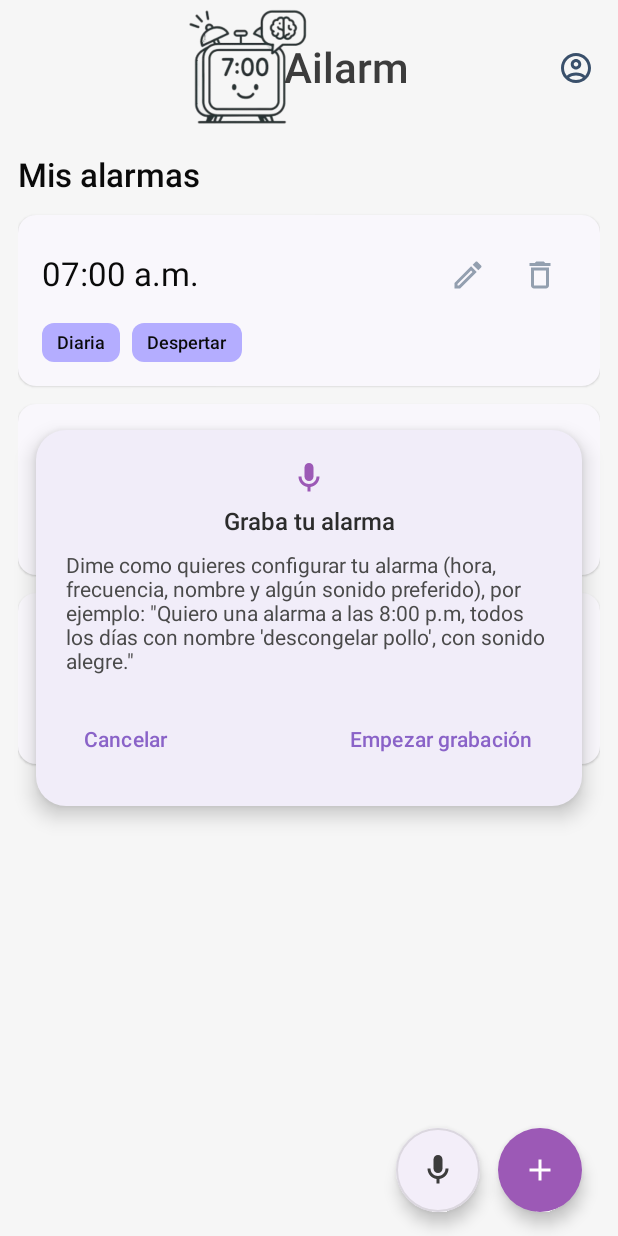
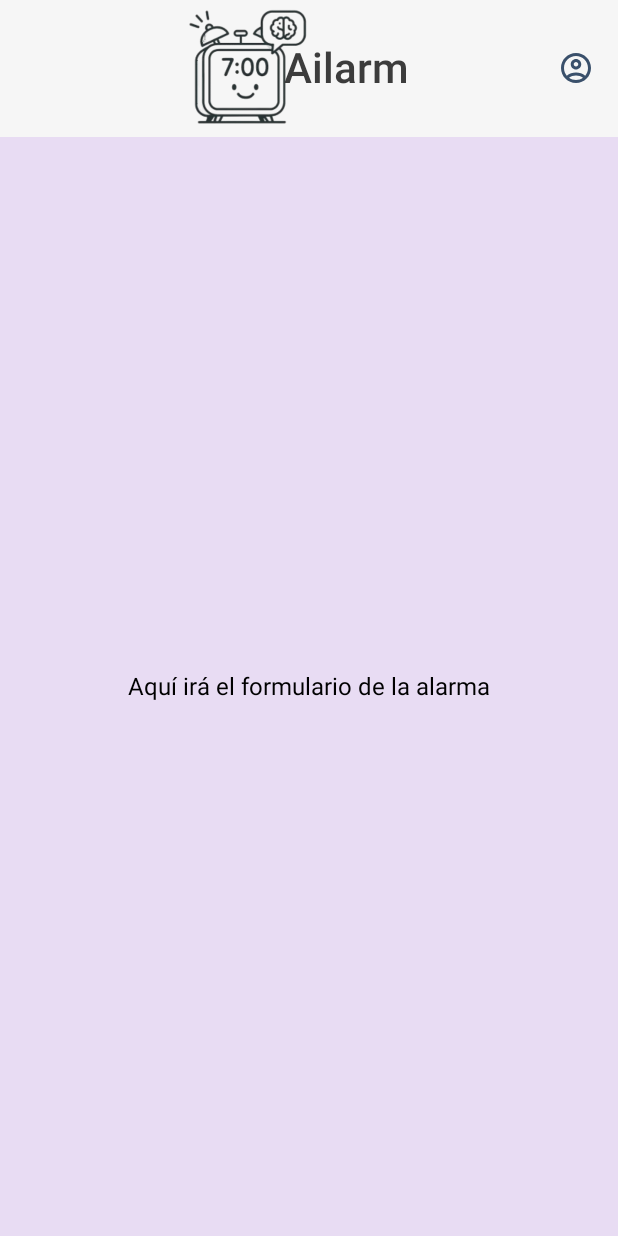
Before and after one commit to cdsuarezg/misw4302-2025-14-ailarm, an Android app built with Jetpack Compose: the screen it shows after launch (MainActivity), after a tap on "Agregar", on a phone screen of 412 x 824 dp. Run offline under Robolectric (Android 15) with nearby library versions, the phone set to English and light mode, and no system bars; 2 other taps on this screen came first.

Commit message:
Redirects to AlarmFormScreen.kt and creates Header.kt component

```diff
--- a/mobile/app-ailarm/app/src/main/java/com/project/ailarm/MainActivity.kt
+++ b/mobile/app-ailarm/app/src/main/java/com/project/ailarm/MainActivity.kt
@@ -11,6 +11,7 @@ import androidx.core.splashscreen.SplashScreen.Companion.installSplashScreen
 import androidx.navigation.compose.NavHost
 import androidx.navigation.compose.composable
 import androidx.navigation.compose.rememberNavController
+import com.project.ailarm.ui.screens.AlarmFormScreen
 
 
 class MainActivity : ComponentActivity() {
@@ -40,8 +41,14 @@ private fun App() {
     ) {
         composable("/alarms") {
             AlarmListScreen(
-                alarms
+                alarms,
+                onAddAlarm = {
+                    navController.navigate("/alarm-form")
+                }
             )
+        }
+        composable("/alarm-form") {
+            AlarmFormScreen()
         }
     }
 }
--- a/mobile/app-ailarm/app/src/main/java/com/project/ailarm/ui/components/AlarmCard.kt
+++ b/mobile/app-ailarm/app/src/main/java/com/project/ailarm/ui/components/AlarmCard.kt
@@ -18,7 +18,6 @@ import com.project.ailarm.ui.theme.ActionIcon
 fun AlarmCard(
     alarm: AlarmItem,
     modifier: Modifier = Modifier,
-    // Callbacks opcionales: si son null, no hace nada al click (pero sí hay hover)
     onEdit: (() -> Unit)? = null,
     onDelete: (() -> Unit)? = null,
 ) {
--- /dev/null
+++ b/mobile/app-ailarm/app/src/main/java/com/project/ailarm/ui/components/Header.kt
@@ -0,0 +1,76 @@
+package com.project.ailarm.ui.components
+
+import androidx.compose.foundation.Image
+import androidx.compose.foundation.layout.Arrangement
+import androidx.compose.foundation.layout.Row
+import androidx.compose.foundation.layout.Spacer
+import androidx.compose.foundation.layout.height
+import androidx.compose.foundation.layout.offset
+import androidx.compose.foundation.layout.width
+import androidx.compose.material.icons.Icons
+import androidx.compose.material.icons.outlined.AccountCircle
+import androidx.compose.material3.CenterAlignedTopAppBar
+import androidx.compose.material3.ExperimentalMaterial3Api
+import androidx.compose.material3.Icon
+import androidx.compose.material3.IconButtonDefaults
+import androidx.compose.material3.MaterialTheme
+import androidx.compose.material3.Text
+import androidx.compose.material3.TopAppBarDefaults
+import androidx.compose.runtime.Composable
+import androidx.compose.ui.Alignment
+import androidx.compose.ui.Modifier
+import androidx.compose.ui.graphics.Color
+import androidx.compose.ui.layout.ContentScale
+import androidx.compose.ui.res.painterResource
+import androidx.compose.ui.unit.dp
+import com.project.ailarm.R
+import com.project.ailarm.ui.theme.ActionIcon
+import com.project.ailarm.ui.theme.AppBarTitle
+import com.project.ailarm.ui.theme.TitleGray
+
+private val ScreenBg = Color(0xFFF6F6F6)
+
+@OptIn(ExperimentalMaterial3Api::class)
+@Composable
+fun Header() {
+    CenterAlignedTopAppBar(
+        colors = TopAppBarDefaults.centerAlignedTopAppBarColors(
+            containerColor = ScreenBg,
+            titleContentColor = MaterialTheme.colorScheme.onBackground
+        ),
+        title = {
+            Row(
+                verticalAlignment = Alignment.CenterVertically,
+                horizontalArrangement = Arrangement.Center
+            ) {
+                Image(
+                    painter = painterResource(id = R.drawable.ailarm_logo),
+                    contentDescription = "Logo Ailarm",
+                    modifier = Modifier
+                        .width(98.dp)
+                        .height(91.dp),
+                    contentScale = ContentScale.Fit
+                )
+                Spacer(Modifier.width(4.dp))
+                Text(
+                    text = "Ailarm",
+                    style = AppBarTitle,
+                    color = TitleGray,
+                    modifier = Modifier.offset(x = (-26).dp)
+                )
+            }
+        },
+        navigationIcon = {},
+        actions = {
+            HoverIconButton(
+                onClick = { },
+                colors = IconButtonDefaults.iconButtonColors(
+                    contentColor = ActionIcon,
+                    disabledContentColor = ActionIcon
+                )
+            ) {
+                Icon(Icons.Outlined.AccountCircle, contentDescription = "Perfil")
+            }
+        }
+    )
+}
--- a/mobile/app-ailarm/app/src/main/java/com/project/ailarm/ui/screens/AlarmFormScreen.kt
+++ b/mobile/app-ailarm/app/src/main/java/com/project/ailarm/ui/screens/AlarmFormScreen.kt
@@ -1,8 +1,30 @@
 package com.project.ailarm.ui.screens
 
+import androidx.compose.foundation.layout.*
+import androidx.compose.material3.*
 import androidx.compose.runtime.Composable
+import androidx.compose.ui.Alignment
+import androidx.compose.ui.Modifier
+import androidx.compose.ui.unit.dp
+import com.project.ailarm.ui.components.Header
 
 @Composable
 fun AlarmFormScreen() {
-
+    Scaffold(
+        topBar = {
+            Header()
+        }
+    ) { padding ->
+        Box(
+            modifier = Modifier
+                .fillMaxSize()
+                .padding(padding),
+            contentAlignment = Alignment.Center
+        ) {
+            Text(
+                text = "Aquí irá el formulario de la alarma",
+                style = MaterialTheme.typography.bodyLarge
+            )
+        }
+    }
 }
--- a/mobile/app-ailarm/app/src/main/java/com/project/ailarm/ui/screens/AlarmListScreen.kt
+++ b/mobile/app-ailarm/app/src/main/java/com/project/ailarm/ui/screens/AlarmListScreen.kt
@@ -34,6 +34,7 @@ import com.project.ailarm.ui.theme.AppBarTitle
 import com.project.ailarm.ui.theme.TitleGray
 import kotlinx.coroutines.delay
 import kotlinx.coroutines.launch
+import com.project.ailarm.ui.components.Header
 
 private val ScreenBg = Color(0xFFF6F6F6)
 private val FabAddColor = Color(0xFF9C59B6)
@@ -42,10 +43,10 @@ private val MicBorderColor = Color(0xFFDBD7DF)
 
 private enum class VoiceDialogState { Closed, Guide, Recording }
 
-@OptIn(ExperimentalMaterial3Api::class)
 @Composable
 fun AlarmListScreen(
-    alarms: List<AlarmItem>
+    alarms: List<AlarmItem>,
+    onAddAlarm: () -> Unit
 ) {
     val items = remember { mutableStateListOf<AlarmItem>().also { it.addAll(alarms) } }
 
@@ -53,15 +54,13 @@ fun AlarmListScreen(
     var saving by remember { mutableStateOf(false) }
     val snackbarHostState = remember { SnackbarHostState() }
     val scope = rememberCoroutineScope()
-//    val blur by animateDpAsState(targetValue = if (saving) 6.dp else 0.dp, label = "blur")
-//    val scrimAlpha by animateFloatAsState(targetValue = if (saving) 0.12f else 0f, label = "scrim")
     val blurAnim by animateDpAsState(
         targetValue = if (saving) 6.dp else 0.dp,
         animationSpec = tween(180, easing = FastOutSlowInEasing),
         label = "contentBlur"
     )
     val savingScrimAlpha by animateFloatAsState(
-        targetValue = if (saving) 0.06f else 0f,  // más sutil que antes
+        targetValue = if (saving) 0.06f else 0f,
         animationSpec = tween(180, easing = FastOutSlowInEasing),
         label = "savingScrim"
     )
@@ -69,7 +68,7 @@ fun AlarmListScreen(
     suspend fun saveAlarm() {
         dialogState = VoiceDialogState.Closed
         saving = true
-        delay(1600) // simulación de procesamiento
+        delay(1600)
         items.add(AlarmItem("08:00 p.m.", listOf("Diaria", "Descongelar el pollo")))
         saving = false
         snackbarHostState.showSnackbar(
@@ -91,46 +90,7 @@ fun AlarmListScreen(
             }
         },
         topBar = {
-            CenterAlignedTopAppBar(
-                colors = TopAppBarDefaults.centerAlignedTopAppBarColors(
-                    containerColor = ScreenBg,
-                    titleContentColor = MaterialTheme.colorScheme.onBackground
-                ),
-                title = {
-                    Row(
-                        verticalAlignment = Alignment.CenterVertically,
-                        horizontalArrangement = Arrangement.Center
-                    ) {
-                        Image(
-                            painter = painterResource(id = R.drawable.ailarm_logo),
-                            contentDescription = "Logo Ailarm",
-                            modifier = Modifier
-                                .width(98.dp)
-                                .height(91.dp),
-                            contentScale = ContentScale.Fit
-                        )
-                        Spacer(Modifier.width(4.dp))
-                        Text(
-                            text = "Ailarm",
-                            style = AppBarTitle,
-                            color = TitleGray,
-                            modifier = Modifier.offset(x = (-26).dp)
-                        )
-                    }
-                },
-                navigationIcon = {},
-                actions = {
-                    HoverIconButton(
-                        onClick = { /* TODO perfil */ },
-                        colors = IconButtonDefaults.iconButtonColors(
-                            contentColor = ActionIcon,
-                            disabledContentColor = ActionIcon
-                        )
-                    ) {
-                        Icon(Icons.Outlined.AccountCircle, contentDescription = "Perfil")
-                    }
-                }
-            )
+            Header()
         },
         floatingActionButton = {
             Row(
@@ -148,9 +108,10 @@ fun AlarmListScreen(
                 ) {
                     Icon(Icons.Outlined.Mic, contentDescription = "Voz")
                 }
-                // "+" manual
                 HoverFab(
-                    onClick = {},
+                    onClick = {
+                        onAddAlarm()
+                    },
                     containerColor = FabAddColor,
                     contentColor = Color.White
                 ) {
```
